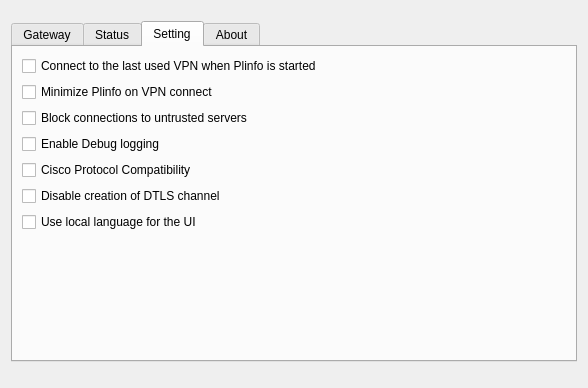
First picture: the form in src/anylink.ui, repository lishirens/plitun-client, before the edit.
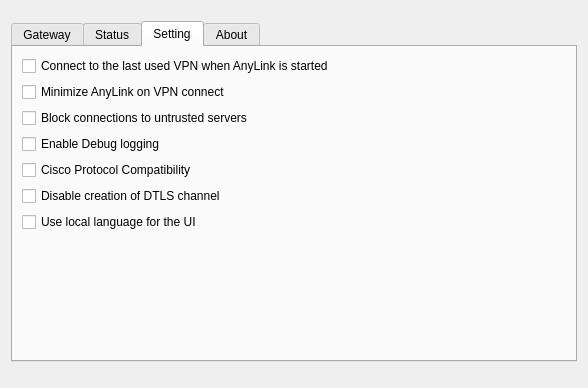
Second picture: the form after the edit. The open tabs and pages were chosen to show the change. Icons and pictures are not drawn. Custom widgets are drawn as their Qt base class.

```diff
--- a/src/anylink.ui
+++ b/src/anylink.ui
@@ -550,14 +550,14 @@
          <item>
           <widget class="QCheckBox" name="checkBoxAutoLogin">
            <property name="text">
-            <string>Connect to the last used VPN when Plinfo is started</string>
+            <string>Connect to the last used VPN when AnyLink is started</string>
            </property>
           </widget>
          </item>
          <item>
           <widget class="QCheckBox" name="checkBoxMinimize">
            <property name="text">
-            <string>Minimize Plinfo on VPN connect</string>
+            <string>Minimize AnyLink on VPN connect</string>
            </property>
           </widget>
          </item>
```
Left out of the diff: 8 changed lines with no effect on the pictures.
